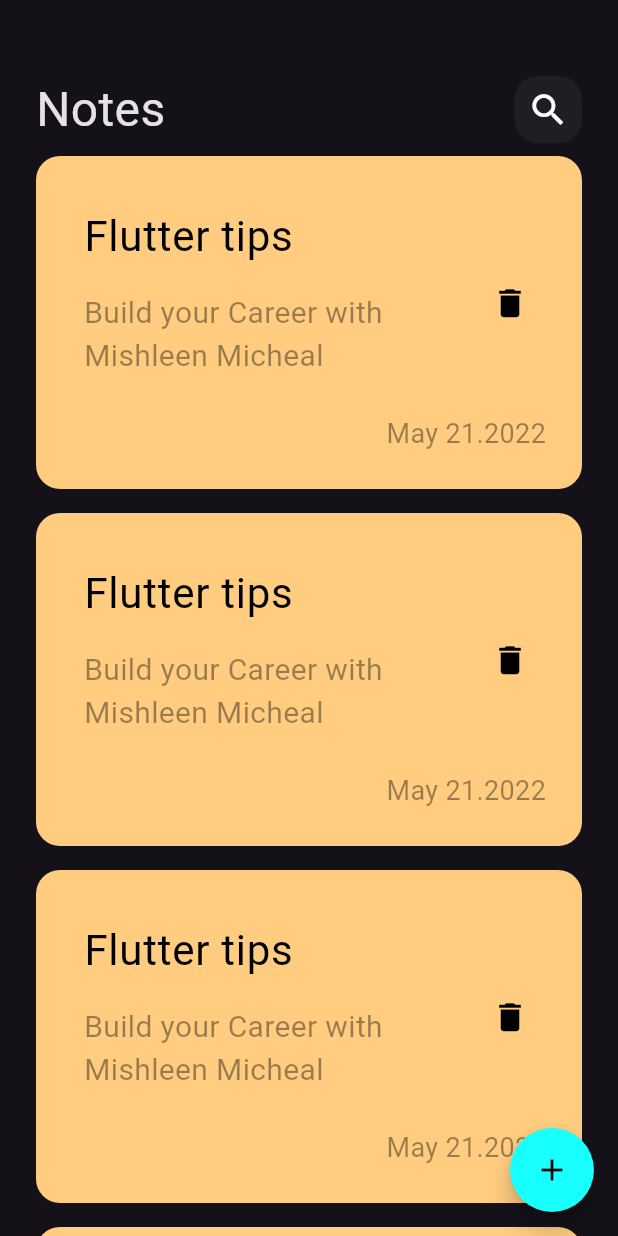
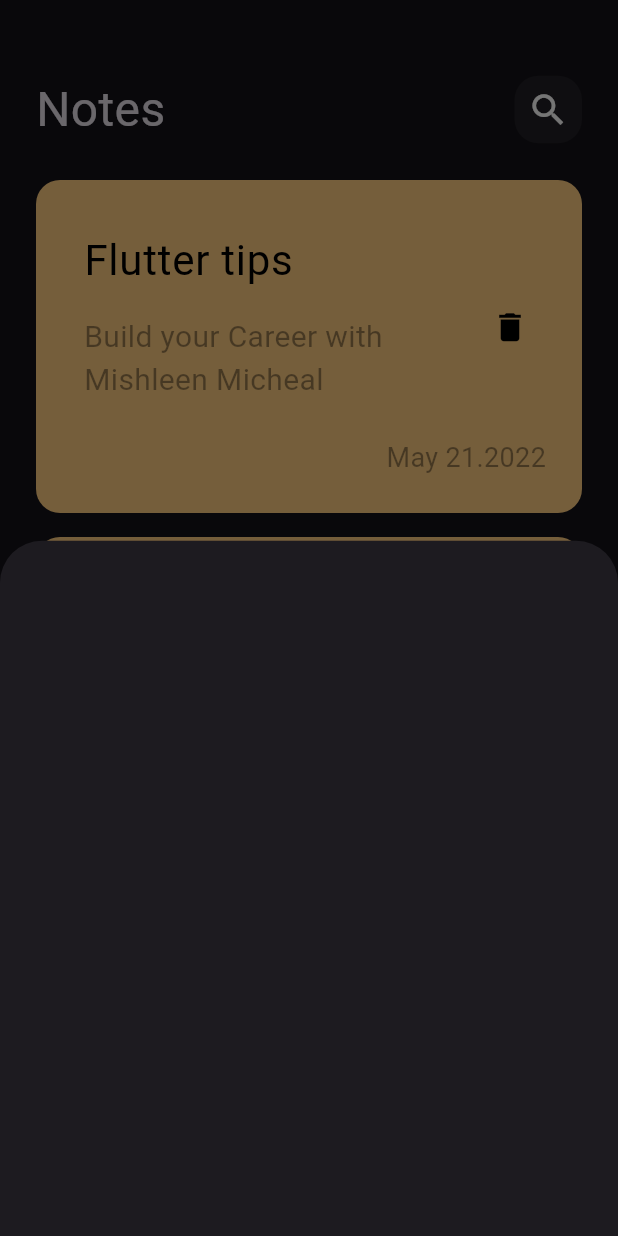
Before and after one commit to mishleen344/Notes_App, a Flutter app: the screen it shows after launch, after a tap on the "add" icon, on a phone screen of 412 x 824 dp. Run offline on Flutter 3.47's test engine with Material 3 defaults, Android fonts, the phone set to English and light mode, and no system bars.

Commit message:
show modal button sheet

```diff
--- a/lib/view/notes_view.dart
+++ b/lib/view/notes_view.dart
@@ -1,6 +1,7 @@
 import 'package:flutter/cupertino.dart';
 import 'package:flutter/material.dart';
 
+import '../weidget/add_note_button_sheet.dart';
 import '../weidget/notes_view_body.dart';
 
 class NotesView extends StatelessWidget {
@@ -9,10 +10,19 @@ class NotesView extends StatelessWidget {
   @override
   Widget build(BuildContext context) {
     return Scaffold(
-      floatingActionButton: FloatingActionButton(onPressed:(){},child: const Icon(Icons.add),
-      backgroundColor: Colors.cyanAccent,foregroundColor: Colors.black,
-    shape: RoundedRectangleBorder(
-    borderRadius: BorderRadius.circular(100)),),
+      floatingActionButton: FloatingActionButton(
+        onPressed: () {
+          showModalBottomSheet(
+              context: context,
+              builder: (context) {
+                return const AddNoteButtonSheet();
+              });
+        },
+        backgroundColor: Colors.cyanAccent,
+        foregroundColor: Colors.black,
+        shape: RoundedRectangleBorder(borderRadius: BorderRadius.circular(100)),
+        child: const Icon(Icons.add),
+      ),
       body: const NotesViewBody(),
     );
   }
--- /dev/null
+++ b/lib/weidget/add_note_button_sheet.dart
@@ -0,0 +1,9 @@
+import 'package:flutter/material.dart';
+class AddNoteButtonSheet extends StatelessWidget {
+  const AddNoteButtonSheet({super.key});
+
+  @override
+  Widget build(BuildContext context) {
+    return Container();
+  }
+}
--- a/lib/weidget/notes_listview.dart
+++ b/lib/weidget/notes_listview.dart
@@ -6,11 +6,16 @@ class NotesListView extends StatelessWidget {
 
   @override
   Widget build(BuildContext context) {
-    return ListView.builder(itemBuilder: (context , index){
-      return Padding(
-        padding: const EdgeInsets.symmetric(vertical: 8.0),
-        child: const NotesItem(),
-      );
-    });
+    return Padding(
+      padding: const EdgeInsets.symmetric(vertical: 16),
+      child: ListView.builder(
+          padding: EdgeInsets.zero,
+          itemBuilder: (context , index){
+        return Padding(
+          padding: const EdgeInsets.symmetric(vertical: 8.0),
+          child: const NotesItem(),
+        );
+      }),
+    );
   }
 }
```
